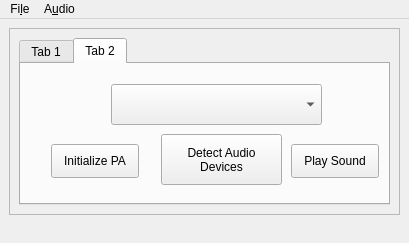
The window that src/noter-gui/hello.ui (GMG-Hunter-2018/note-recognition) describes before a commit, drawn with Qt 5.
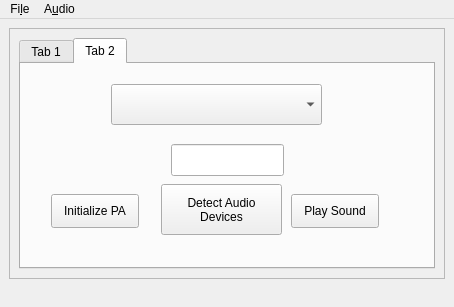
The same window after the commit.

The edit to the form file:
```diff
--- a/src/noter-gui/hello.ui
+++ b/src/noter-gui/hello.ui
@@ -6,8 +6,8 @@
    <rect>
     <x>0</x>
     <y>0</y>
-    <width>409</width>
-    <height>243</height>
+    <width>454</width>
+    <height>307</height>
    </rect>
   </property>
   <property name="sizePolicy">
@@ -111,7 +111,7 @@
            <property name="geometry">
             <rect>
              <x>30</x>
-             <y>80</y>
+             <y>130</y>
              <width>88</width>
              <height>34</height>
             </rect>
@@ -124,7 +124,7 @@
            <property name="geometry">
             <rect>
              <x>140</x>
-             <y>70</y>
+             <y>120</y>
              <width>121</width>
              <height>51</height>
             </rect>
@@ -138,7 +138,7 @@
            <property name="geometry">
             <rect>
              <x>270</x>
-             <y>80</y>
+             <y>130</y>
              <width>88</width>
              <height>34</height>
             </rect>
@@ -147,6 +147,16 @@
             <string>Play Sound</string>
            </property>
           </widget>
+          <widget class="QLineEdit" name="paFrequency">
+           <property name="geometry">
+            <rect>
+             <x>150</x>
+             <y>80</y>
+             <width>113</width>
+             <height>32</height>
+            </rect>
+           </property>
+          </widget>
          </widget>
         </widget>
        </item>
@@ -160,7 +170,7 @@
     <rect>
      <x>0</x>
      <y>0</y>
-     <width>409</width>
+     <width>454</width>
      <height>30</height>
     </rect>
    </property>
```
